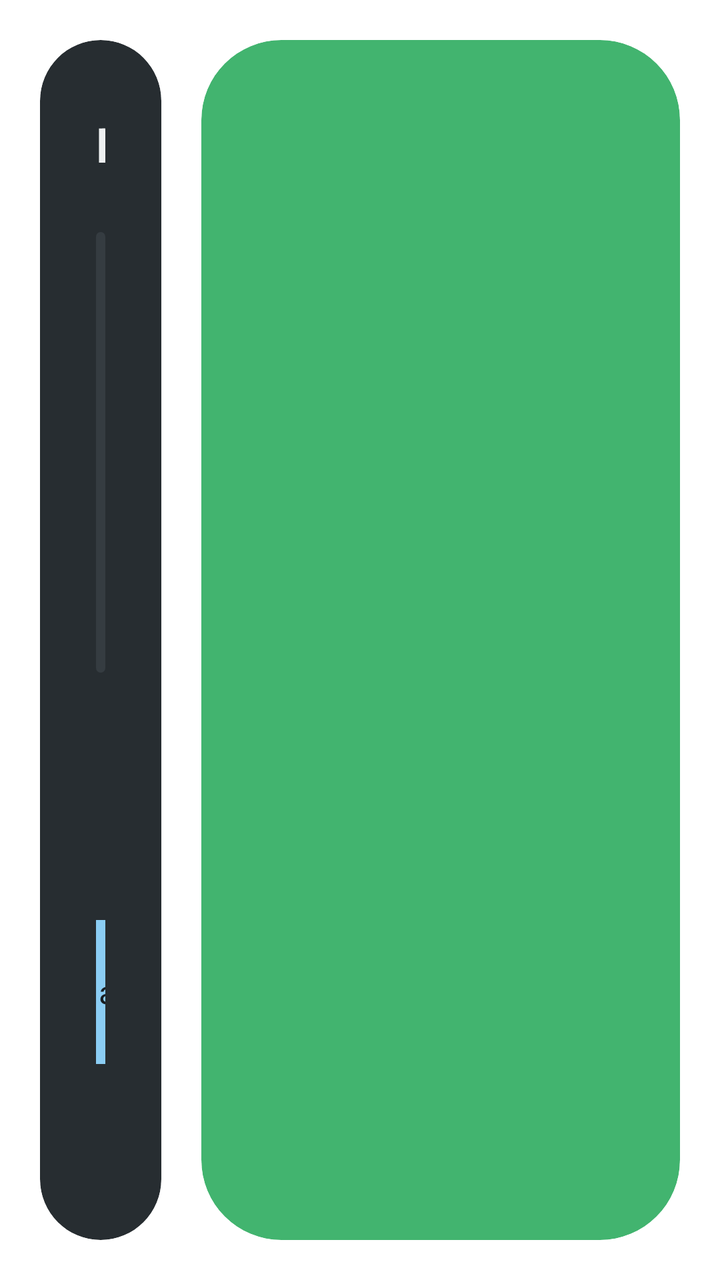
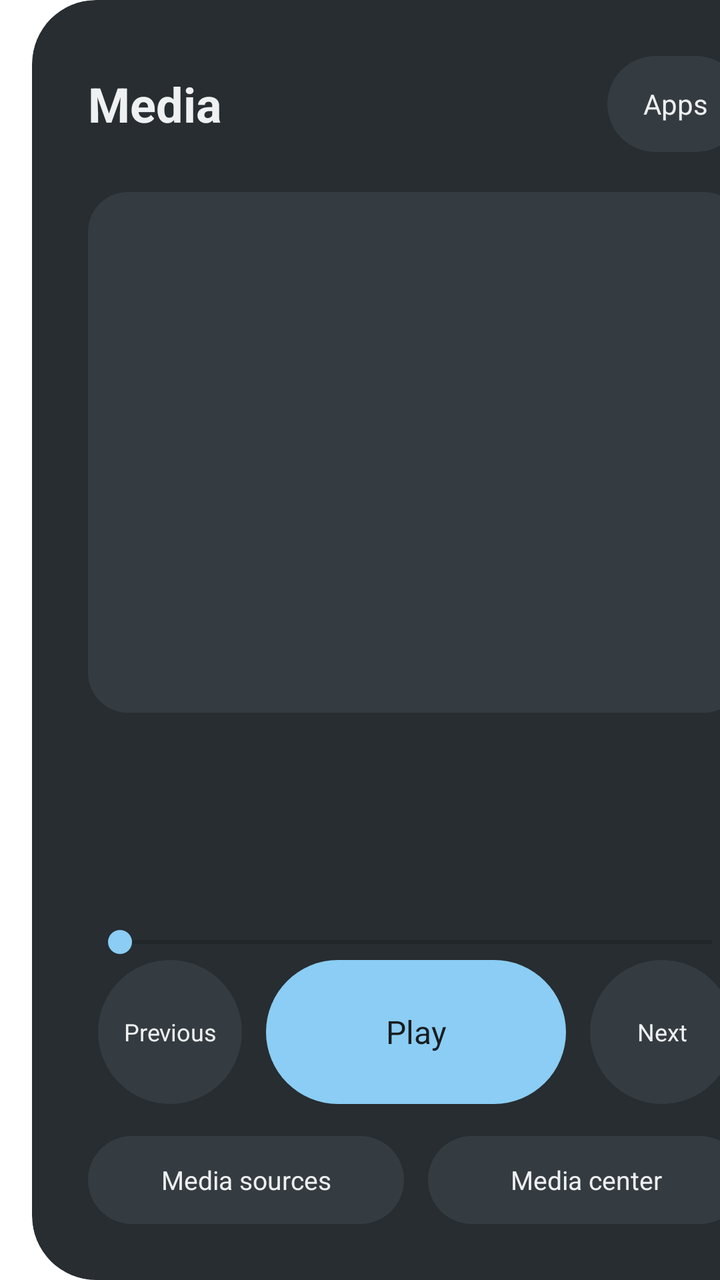

Two renders of the same Android screen: before a commit and after it. Below are the layout's source before the change and the commit's diff.
<!-- AndroidManifest.xml: fallback theme Theme.MaterialComponents.DayNight.NoActionBar -->
<!-- res/layout/fragment_launcher.xml -->
<?xml version="1.0" encoding="utf-8"?>
<androidx.constraintlayout.widget.ConstraintLayout xmlns:android="http://schemas.android.com/apk/res/android"
    xmlns:app="http://schemas.android.com/apk/res-auto"
    android:layout_width="match_parent"
    android:layout_height="match_parent"
    android:layoutDirection="ltr">

    <androidx.constraintlayout.widget.Guideline
        android:id="@+id/media_split"
        android:layout_width="wrap_content"
        android:layout_height="wrap_content"
        android:orientation="vertical"
        app:layout_constraintGuide_percent="0.28" />

    <com.google.android.material.card.MaterialCardView
        android:id="@+id/media_card"
        android:layout_width="0dp"
        android:layout_height="0dp"
        android:layout_marginStart="20dp"
        android:layout_marginTop="20dp"
        android:layout_marginEnd="20dp"
        android:layout_marginBottom="20dp"
        app:cardBackgroundColor="@color/launcher_card"
        app:cardCornerRadius="40dp"
        app:cardElevation="0dp"
        app:layout_constraintBottom_toBottomOf="parent"
        app:layout_constraintEnd_toStartOf="@id/media_split"
        app:layout_constraintStart_toStartOf="parent"
        app:layout_constraintTop_toTopOf="parent">

        <LinearLayout
            android:layout_width="match_parent"
            android:layout_height="match_parent"
            android:orientation="vertical"
            android:padding="28dp">

            <LinearLayout
                android:layout_width="match_parent"
                android:layout_height="wrap_content"
                android:gravity="center_vertical"
                android:orientation="horizontal">

                <TextView
                    android:id="@+id/media_section_title"
                    android:layout_width="0dp"
                    android:layout_height="wrap_content"
                    android:layout_weight="1"
                    android:text="@string/media_title"
                    android:textColor="@color/launcher_text_primary"
                    android:textSize="24sp"
                    android:textStyle="bold" />

                <TextView
                    android:id="@+id/open_apps"
                    android:layout_width="wrap_content"
                    android:layout_height="48dp"
                    android:background="@drawable/launcher_button"
                    android:clickable="true"
                    android:focusable="true"
                    android:gravity="center"
                    android:paddingHorizontal="18dp"
                    android:text="@string/open_apps"
                    android:textColor="@color/launcher_text_primary"
                    android:textSize="14sp" />
            </LinearLayout>

            <LinearLayout
                android:id="@+id/assistive_card"
                android:layout_width="match_parent"
                android:layout_height="wrap_content"
                android:layout_marginTop="12dp"
                android:background="@drawable/launcher_button"
                android:clickable="true"
                android:focusable="true"
                android:orientation="vertical"
                android:padding="12dp"
                android:visibility="gone">

                <TextView
                    android:id="@+id/assistive_title"
                    android:layout_width="match_parent"
                    android:layout_height="wrap_content"
                    android:ellipsize="end"
                    android:maxLines="1"
                    android:textColor="@color/launcher_text_primary"
                    android:textStyle="bold" />

                <TextView
                    android:id="@+id/assistive_body"
                    android:layout_width="match_parent"
                    android:layout_height="wrap_content"
                    android:ellipsize="end"
                    android:maxLines="1"
                    android:textColor="@color/launcher_text_primary" />

                <TextView
                    android:id="@+id/assistive_footer"
                    android:layout_width="match_parent"
                    android:layout_height="wrap_content"
                    android:ellipsize="end"
                    android:maxLines="1"
                    android:textColor="@color/launcher_text_secondary" />
            </LinearLayout>

            <ImageView
                android:id="@+id/media_art"
                android:layout_width="match_parent"
                android:layout_height="0dp"
                android:layout_marginTop="20dp"
                android:layout_weight="1"
                android:adjustViewBounds="true"
                android:background="@drawable/launcher_art_background"
                android:contentDescription="@string/media_art_content_description"
                android:scaleType="centerCrop" />

            <TextView
                android:id="@+id/media_source"
                android:layout_width="match_parent"
                android:layout_height="wrap_content"
                android:layout_marginTop="18dp"
                android:ellipsize="end"
                android:maxLines="1"
                android:textColor="@color/launcher_text_secondary"
                android:textSize="15sp" />

            <TextView
                android:id="@+id/media_title"
                android:layout_width="match_parent"
                android:layout_height="wrap_content"
                android:ellipsize="end"
                android:maxLines="2"
                android:textColor="@color/launcher_text_primary"
                android:textSize="25sp"
                android:textStyle="bold" />

            <TextView
                android:id="@+id/media_artist"
                android:layout_width="match_parent"
                android:layout_height="wrap_content"
                android:ellipsize="end"
                android:maxLines="1"
                android:textColor="@color/launcher_text_secondary"
                android:textSize="16sp" />

            <SeekBar
                android:id="@+id/media_progress"
                android:layout_width="match_parent"
                android:layout_height="wrap_content"
                android:layout_marginTop="12dp"
                android:progressTint="@color/launcher_accent"
                android:thumbTint="@color/launcher_accent" />

            <LinearLayout
                android:layout_width="match_parent"
                android:layout_height="wrap_content"
                android:gravity="center"
                android:orientation="horizontal">

                <TextView
                    android:id="@+id/media_previous"
                    style="@style/LauncherMediaButton"
                    android:text="@string/media_previous" />

                <TextView
                    android:id="@+id/media_play_pause"
                    style="@style/LauncherMediaPlayButton"
                    android:layout_marginHorizontal="12dp"
                    android:text="@string/media_play" />

                <TextView
                    android:id="@+id/media_next"
                    style="@style/LauncherMediaButton"
                    android:text="@string/media_next" />
            </LinearLayout>

            <LinearLayout
                android:layout_width="match_parent"
                android:layout_height="wrap_content"
                android:layout_marginTop="16dp"
                android:gravity="center"
                android:orientation="horizontal">

                <TextView
                    android:id="@+id/media_source_button"
                    android:layout_width="0dp"
                    android:layout_height="44dp"
                    android:layout_weight="1"
                    android:background="@drawable/launcher_button"
                    android:clickable="true"
                    android:focusable="true"
                    android:gravity="center"
                    android:text="@string/media_source_button"
                    android:textColor="@color/launcher_text_primary"
                    android:textSize="13sp" />

                <TextView
                    android:id="@+id/media_center"
                    android:layout_width="0dp"
                    android:layout_height="44dp"
                    android:layout_marginStart="12dp"
                    android:layout_weight="1"
                    android:background="@drawable/launcher_button"
                    android:clickable="true"
                    android:focusable="true"
                    android:gravity="center"
                    android:text="@string/open_media_center"
                    android:textColor="@color/launcher_text_primary"
                    android:textSize="13sp" />
            </LinearLayout>
        </LinearLayout>
    </com.google.android.material.card.MaterialCardView>

    <com.google.android.material.card.MaterialCardView
        android:id="@+id/task_card"
        android:layout_width="0dp"
        android:layout_height="0dp"
        android:layout_marginTop="20dp"
        android:layout_marginEnd="20dp"
        android:layout_marginBottom="20dp"
        app:cardBackgroundColor="@color/launcher_task_surface"
        app:cardCornerRadius="40dp"
        app:cardElevation="0dp"
        app:layout_constraintBottom_toBottomOf="parent"
        app:layout_constraintEnd_toEndOf="parent"
        app:layout_constraintStart_toEndOf="@id/media_split"
        app:layout_constraintTop_toTopOf="parent">

        <FrameLayout
            android:layout_width="match_parent"
            android:layout_height="match_parent">

            <FrameLayout
                android:id="@+id/task_view_container"
                android:layout_width="match_parent"
                android:layout_height="match_parent" />

            <LinearLayout
                android:id="@+id/task_loading"
                android:layout_width="match_parent"
                android:layout_height="match_parent"
                android:background="@color/launcher_task_overlay"
                android:gravity="center"
                android:orientation="vertical"
                android:visibility="gone">

                <ProgressBar
                    android:layout_width="wrap_content"
                    android:layout_height="wrap_content" />

                <TextView
                    android:layout_width="wrap_content"
                    android:layout_height="wrap_content"
                    android:layout_marginTop="16dp"
                    android:text="@string/task_loading"
                    android:textColor="@color/launcher_text_primary"
                    android:textSize="18sp" />
            </LinearLayout>

            <LinearLayout
                android:id="@+id/task_error"
                android:layout_width="match_parent"
                android:layout_height="match_parent"
                android:background="@color/launcher_task_overlay"
                android:gravity="center"
                android:orientation="vertical"
                android:padding="48dp"
                android:visibility="gone">

                <TextView
                    android:id="@+id/task_error_title"
                    android:layout_width="wrap_content"
                    android:layout_height="wrap_content"
                    android:textColor="@color/launcher_text_primary"
                    android:textSize="26sp"
                    android:textStyle="bold" />

                <TextView
                    android:id="@+id/task_error_message"
                    android:layout_width="wrap_content"
                    android:layout_height="wrap_content"
                    android:layout_marginTop="12dp"
                    android:gravity="center"
                    android:textColor="@color/launcher_text_secondary"
                    android:textSize="16sp" />

                <LinearLayout
                    android:layout_width="wrap_content"
                    android:layout_height="wrap_content"
                    android:layout_marginTop="24dp"
                    android:orientation="horizontal">

                    <TextView
                        android:id="@+id/task_error_apps"
                        style="@style/LauncherActionButton"
                        android:text="@string/open_apps" />

                    <TextView
                        android:id="@+id/task_error_retry"
                        style="@style/LauncherActionButton"
                        android:layout_marginStart="12dp"
                        android:text="@string/retry_navigation" />
                </LinearLayout>
            </LinearLayout>
        </FrameLayout>
    </com.google.android.material.card.MaterialCardView>
</androidx.constraintlayout.widget.ConstraintLayout>
<!-- resources referenced by this layout -->
<resources>
  <color name="launcher_accent">#8BCDF4</color>
  <color name="launcher_card">#272D31</color>
  <color name="launcher_task_overlay">#CC181D20</color>
  <color name="launcher_task_surface">#42B46F</color>
  <color name="launcher_text_primary">#EEF0F1</color>
  <color name="launcher_text_secondary">#BEC4C8</color>
  <!-- drawable launcher_art_background (drawable) -->
  <?xml version="1.0" encoding="utf-8"?>
  <shape xmlns:android="http://schemas.android.com/apk/res/android">
      <solid android:color="@color/launcher_card_high" />
      <corners android:radius="20dp" />
  </shape>
  <string name="media_art_content_description">Album artwork</string>
  <string name="media_next">Next</string>
  <string name="media_play">Play</string>
  <string name="media_previous">Previous</string>
  <string name="media_source_button">Media sources</string>
  <string name="media_title">Media</string>
  <string name="open_apps">Apps</string>
  <string name="open_media_center">Media center</string>
  <string name="retry_navigation">Retry navigation</string>
  <string name="task_loading">Loading embedded task…</string>
  <style name="LauncherActionButton">
          <item name="android:layout_width">wrap_content</item>
          <item name="android:layout_height">48dp</item>
          <item name="android:background">@drawable/launcher_button</item>
          <item name="android:clickable">true</item>
          <item name="android:focusable">true</item>
          <item name="android:gravity">center</item>
          <item name="android:paddingHorizontal">20dp</item>
          <item name="android:textColor">@color/launcher_text_primary</item>
          <item name="android:textSize">14sp</item>
      </style>
  <style name="LauncherMediaButton">
          <item name="android:layout_width">72dp</item>
          <item name="android:layout_height">72dp</item>
          <item name="android:background">@drawable/launcher_circle_button</item>
          <item name="android:clickable">true</item>
          <item name="android:focusable">true</item>
          <item name="android:gravity">center</item>
          <item name="android:padding">8dp</item>
          <item name="android:textColor">@color/launcher_text_primary</item>
          <item name="android:textSize">12sp</item>
      </style>
  <style name="LauncherMediaPlayButton" parent="LauncherMediaButton">
          <item name="android:layout_width">150dp</item>
          <item name="android:background">@drawable/launcher_play_button</item>
          <item name="android:textColor">@color/launcher_surface</item>
          <item name="android:textSize">16sp</item>
      </style>
  <color name="launcher_card_high">#353C41</color>
  <color name="launcher_button_disabled">#566067</color>
  <!-- drawable launcher_circle_button (drawable) -->
  <?xml version="1.0" encoding="utf-8"?>
  <selector xmlns:android="http://schemas.android.com/apk/res/android">
      <item android:state_enabled="false">
          <shape android:shape="oval"><solid android:color="@color/launcher_button_disabled" /></shape>
      </item>
      <item android:state_pressed="true">
          <shape android:shape="oval"><solid android:color="@color/launcher_accent" /></shape>
      </item>
      <item>
          <shape android:shape="oval"><solid android:color="@color/launcher_card_high" /></shape>
      </item>
  </selector>
  <!-- drawable launcher_play_button (drawable) -->
  <?xml version="1.0" encoding="utf-8"?>
  <selector xmlns:android="http://schemas.android.com/apk/res/android">
      <item android:state_enabled="false">
          <shape><solid android:color="@color/launcher_button_disabled" /><corners android:radius="40dp" /></shape>
      </item>
      <item android:state_pressed="true">
          <shape><solid android:color="#B3E1FF" /><corners android:radius="40dp" /></shape>
      </item>
      <item>
          <shape><solid android:color="@color/launcher_accent" /><corners android:radius="40dp" /></shape>
      </item>
  </selector>
  <color name="launcher_surface">#181D20</color>
  <!-- unchanged entries left out for length: 1 -->
</resources>

<!-- the commit's change to res/layout/fragment_launcher.xml (unified diff, before → after) -->
@@ -10,18 +10,15 @@
         android:layout_width="wrap_content"
         android:layout_height="wrap_content"
         android:orientation="vertical"
-        app:layout_constraintGuide_percent="0.28" />
+        app:layout_constraintGuide_begin="@dimen/home_media_panel_width" />
 
     <com.google.android.material.card.MaterialCardView
         android:id="@+id/media_card"
         android:layout_width="0dp"
         android:layout_height="0dp"
-        android:layout_marginStart="20dp"
-        android:layout_marginTop="20dp"
-        android:layout_marginEnd="20dp"
-        android:layout_marginBottom="20dp"
+        android:layout_marginStart="16dp"
         app:cardBackgroundColor="@color/launcher_card"
-        app:cardCornerRadius="40dp"
+        app:cardCornerRadius="32dp"
         app:cardElevation="0dp"
         app:layout_constraintBottom_toBottomOf="parent"
         app:layout_constraintEnd_toStartOf="@id/media_split"
@@ -214,11 +211,10 @@
         android:id="@+id/task_card"
         android:layout_width="0dp"
         android:layout_height="0dp"
-        android:layout_marginTop="20dp"
-        android:layout_marginEnd="20dp"
-        android:layout_marginBottom="20dp"
+        android:layout_marginStart="16dp"
+        android:layout_marginEnd="16dp"
         app:cardBackgroundColor="@color/launcher_task_surface"
-        app:cardCornerRadius="40dp"
+        app:cardCornerRadius="32dp"
         app:cardElevation="0dp"
         app:layout_constraintBottom_toBottomOf="parent"
         app:layout_constraintEnd_toEndOf="parent"
<!-- resource entries referenced after the edit -->
@@ -6,6 +6,7 @@
   <color name="launcher_task_surface">#42B46F</color>
   <color name="launcher_text_primary">#EEF0F1</color>
   <color name="launcher_text_secondary">#BEC4C8</color>
+  <dimen name="home_media_panel_width">400dp</dimen>
   <!-- drawable launcher_art_background (drawable) -->
   <?xml version="1.0" encoding="utf-8"?>
   <shape xmlns:android="http://schemas.android.com/apk/res/android">
